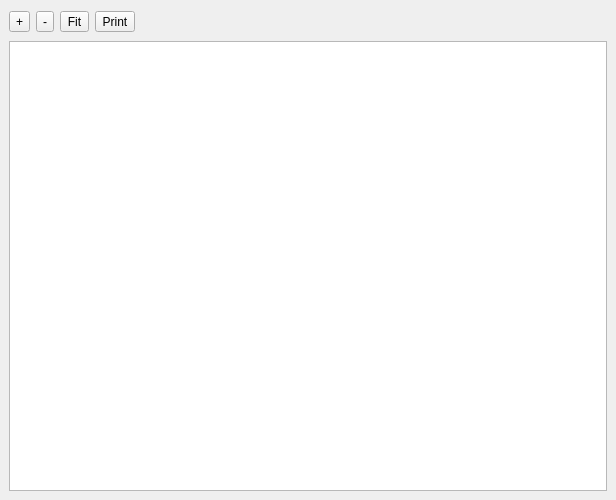
Before: the Qt Designer form lib/roby/log/gui/relations_view.ui in rock-core/tools-roby, drawn with Qt 5.
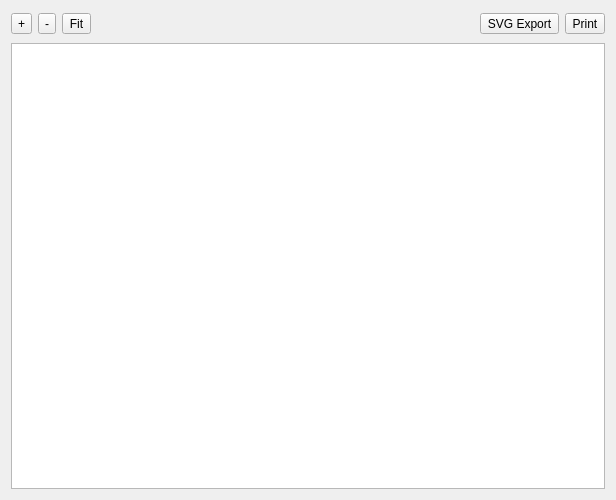
After: the same form once the commit is applied.

Commit message: [log] provide SVG export if QtRuby has been compiled with Qt >= 1.4.3

Patch:
```diff
--- a/lib/roby/log/gui/relations_view.ui
+++ b/lib/roby/log/gui/relations_view.ui
@@ -13,20 +13,8 @@
    <string>Form</string>
   </property>
   <layout class="QVBoxLayout" >
-   <property name="margin" >
-    <number>9</number>
-   </property>
-   <property name="spacing" >
-    <number>6</number>
-   </property>
    <item>
     <layout class="QHBoxLayout" >
-     <property name="margin" >
-      <number>0</number>
-     </property>
-     <property name="spacing" >
-      <number>6</number>
-     </property>
      <item>
       <widget class="QToolButton" name="zoom" >
        <property name="text" >
@@ -48,13 +36,6 @@
        </property>
       </widget>
      </item>
-     <item>
-      <widget class="QToolButton" name="print" >
-       <property name="text" >
-        <string>Print</string>
-       </property>
-      </widget>
-     </item>
      <item>
       <spacer>
        <property name="orientation" >
@@ -62,12 +43,26 @@
        </property>
        <property name="sizeHint" >
         <size>
-         <width>371</width>
+         <width>261</width>
          <height>26</height>
         </size>
        </property>
       </spacer>
      </item>
+     <item>
+      <widget class="QToolButton" name="svg" >
+       <property name="text" >
+        <string>SVG Export</string>
+       </property>
+      </widget>
+     </item>
+     <item>
+      <widget class="QToolButton" name="print" >
+       <property name="text" >
+        <string>Print</string>
+       </property>
+      </widget>
+     </item>
     </layout>
    </item>
    <item>
```
The commit also changes 1 other file.
